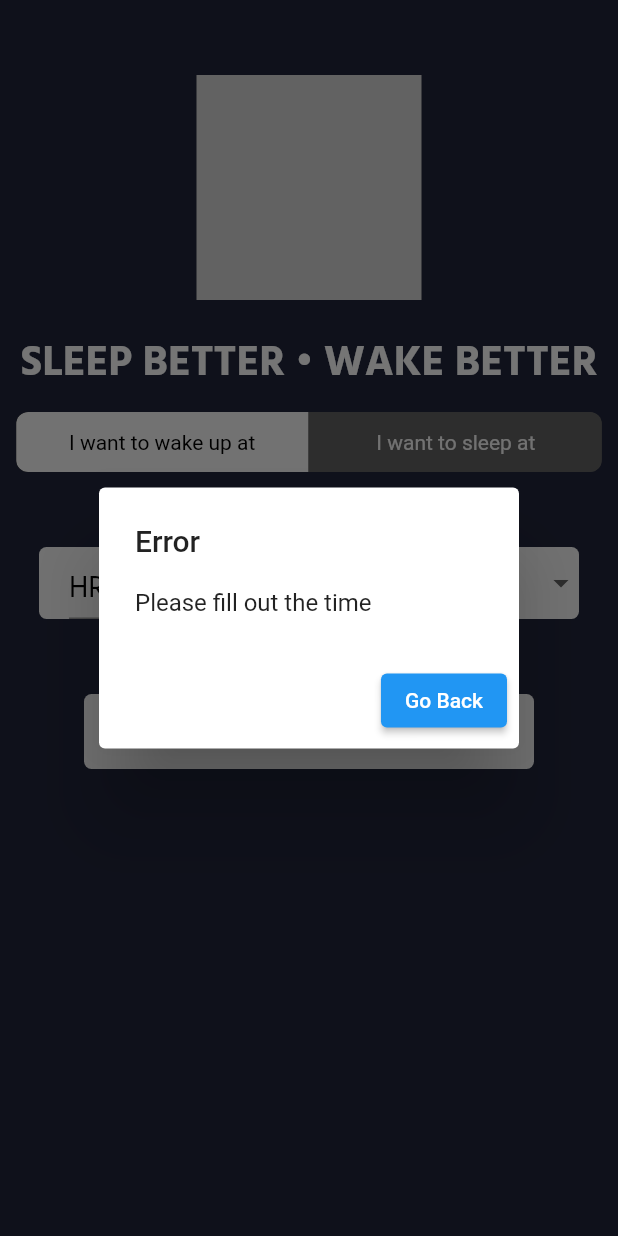
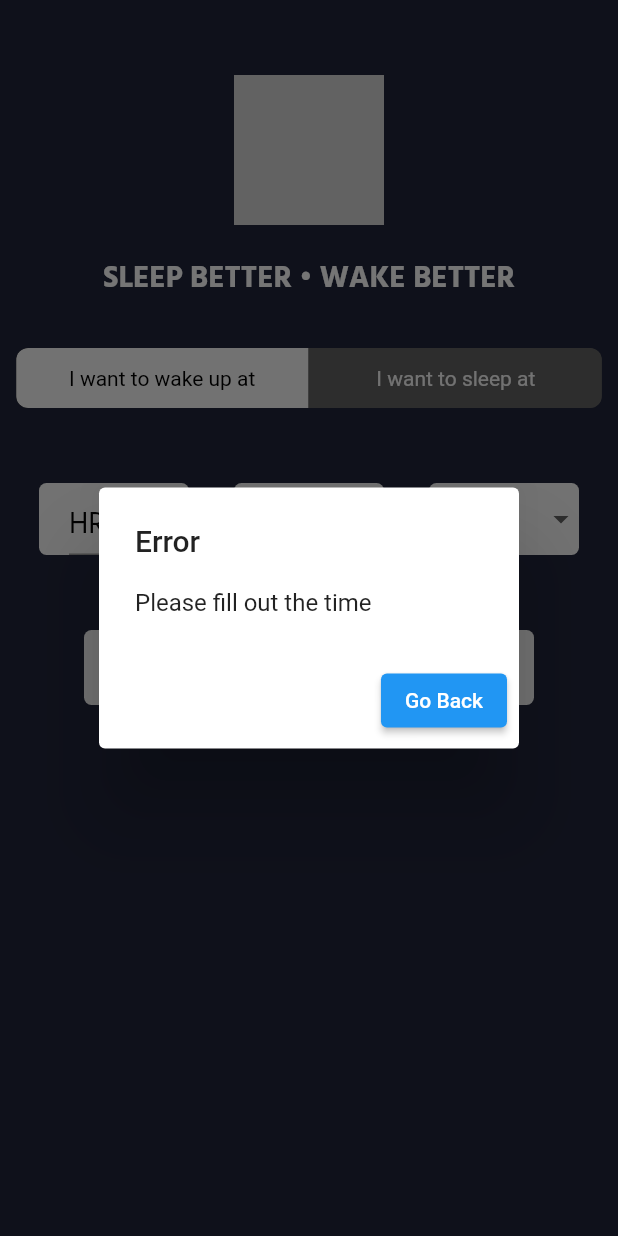
Before and after one commit to adiboii/sleep_calculator, a Flutter app: the InputTwo screen opened directly with empty values, after a tap on "CALCULATE", on a phone screen of 412 x 824 dp. Run offline on Flutter 3.47's test engine with Material 2 defaults, Android fonts, the phone set to English and light mode, and no system bars; drawn by our look-alikes of toggle_switch; our stand-ins replace flutter_svg.

Commit message:
removed expanded widget to fit smaller screens

```diff
--- a/lib/InputTwo.dart
+++ b/lib/InputTwo.dart
@@ -33,7 +33,7 @@ class _InputTwoState extends State<InputTwo> {
     '11',
     '12'
   ];
-  var minItems = ['10', '20', '30', '40', '50', '60'];
+  var minItems = ['00', '10', '20', '30', '40', '50', '60'];
   var typeItems = ["AM", "PM"];
 
   final _formKey = GlobalKey<FormState>();
@@ -48,14 +48,12 @@ class _InputTwoState extends State<InputTwo> {
     return Scaffold(
       body: Center(
         child: Column(
+          mainAxisAlignment: MainAxisAlignment.start,
+          crossAxisAlignment: CrossAxisAlignment.center,
           children: [
-            Expanded(
-              flex: 1,
-              child: Header(),
-            ),
-            Expanded(
-              flex: 2,
-              child: Column(
+            Header(),
+            SizedBox(height: 30),
+            Column(
               mainAxisAlignment: MainAxisAlignment.start,
               children: [
                 ToggleSwitch(
@@ -207,7 +205,7 @@ class _InputTwoState extends State<InputTwo> {
                           hours: int.parse(hour!),
                           min: int.parse(minutes!),
                           type: type);
-                        print("Recommened Sleep: " + sc.getRecommendedSleep());
+
                       Navigator.pushNamed(context, '/resultPage', arguments: {
                         'recSleep': sc.getRecommendedSleep(),
                         'recTime': sc.getRecommendedTime()
@@ -217,7 +215,6 @@ class _InputTwoState extends State<InputTwo> {
                 ),
               ],
             ),
-            ),
           ],
         ),
       ),
--- a/lib/components/Header.dart
+++ b/lib/components/Header.dart
@@ -17,13 +17,15 @@ class Header extends StatelessWidget {
           SizedBox(
             child: SvgPicture.asset(
               "images/slepteim.svg",
-              height: 150,
+              height: 100,
             ),
           ),
           SizedBox(height: 20),
           Text(
             "SLEEP BETTER • WAKE BETTER",
-            style: Theme.of(context).textTheme.headline2,
+            style: Theme.of(context).textTheme.headline2?.copyWith(
+                  fontSize: 20,
+                ),
           ),
         ],
       ),
--- a/lib/components/SleepCalculator.dart
+++ b/lib/components/SleepCalculator.dart
@@ -45,7 +45,6 @@ class SleepCalculator {
         : duration.subtract(Duration(hours: sleep));
 
     var res = DateFormat("hh:mma").format(recomended);
-    print("hey");
     return res.toString();
   }
 }
--- a/lib/home.dart
+++ b/lib/home.dart
@@ -12,10 +12,11 @@ class HomePage extends StatelessWidget {
     return Scaffold(
       body: Center(
         child: Column(
-          mainAxisAlignment: MainAxisAlignment.spaceEvenly,
+          mainAxisAlignment: MainAxisAlignment.start,
           crossAxisAlignment: CrossAxisAlignment.center,
           children: [
             Header(),
+            SizedBox(height: 50),
             Container(
               child: Text(
                 "Welcome to slep teim, the app that \nfinds your perfect sleep.",
@@ -23,6 +24,7 @@ class HomePage extends StatelessWidget {
                 textAlign: TextAlign.center,
               ),
             ),
+            SizedBox(height: 50),
             SCButton(
               label: 'START',
               onPress: () {
--- a/lib/main.dart
+++ b/lib/main.dart
@@ -9,6 +9,7 @@ import 'InputTwo.dart';
 
 void main() {
   runApp(MaterialApp(
+    title: 'Slep Teim',
     home: HomePage(),
     debugShowCheckedModeBanner: false,
     theme: AppThemeData,
```
Also changed, not shown: lib/InputOne.dart (+6 -11 lines), lib/ResultsPage.dart (+8 -10 lines), 1 other file. Lines whose indentation alone changed are shown as unchanged.
